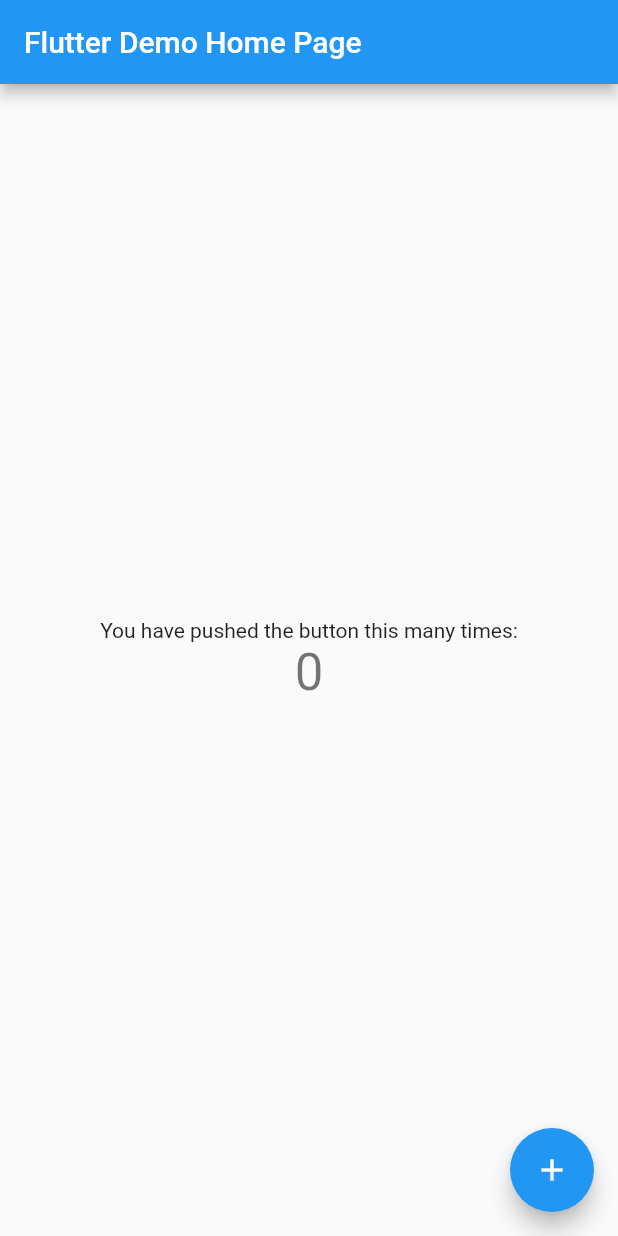
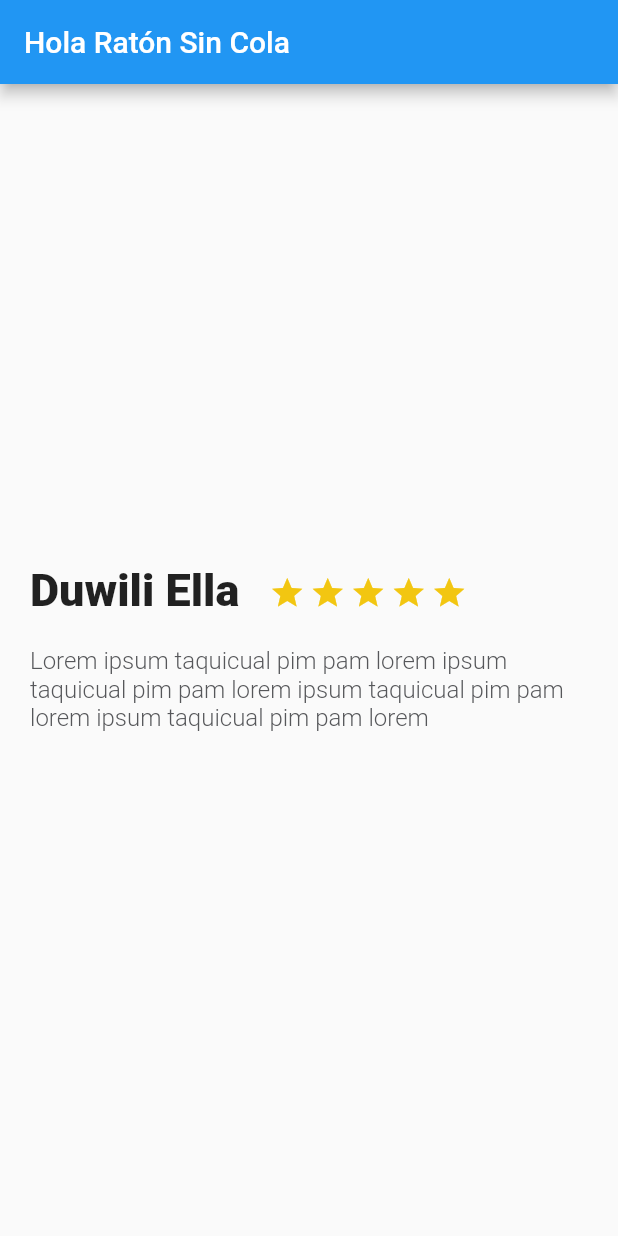
Before and after one commit to juaruiura/Platzi-trips-app, a Flutter app: the screen it shows after launch, on a phone screen of 412 x 824 dp. Run offline on Flutter 3.47's test engine with Material 2 defaults, Android fonts, the phone set to English and light mode, and no system bars.

Commit message:
Few basic widgets developed

```diff
--- /dev/null
+++ b/lib/description_place.dart
@@ -0,0 +1,74 @@
+import 'package:flutter/material.dart';
+
+class DescriptionPlace extends StatelessWidget {
+  @override
+  Widget build(BuildContext context) {
+
+    final star = Container(
+      margin: EdgeInsets.only(
+        top: 323.0,
+        right: 3.0
+      ),
+
+      child: Icon(
+        Icons.star,
+        color: Color(0xFFf2C611)
+      ),
+    );
+
+    final title_stars = Row(
+      children: <Widget>[
+        Container(
+          margin: EdgeInsets.only(
+            top: 320.0,
+            left: 20.0,
+            right: 20.0,
+          ),
+
+          child: Text(
+            "Duwili Ella",
+            style: TextStyle(
+              fontSize: 30.0,
+              fontWeight: FontWeight.w900,
+            ),
+            textAlign: TextAlign.left,
+          ),
+        ),
+        Row(
+          children: <Widget>[
+            star,
+            star,
+            star,
+            star,
+            star,
+          ],
+        ),
+      ],
+    );
+
+    final description = Container(
+      margin: EdgeInsets.only(
+        top: 20.0,
+        right: 20.0,
+        left: 20.0,
+      ),
+
+      child: Text(
+        "Lorem ipsum taquicual pim pam lorem ipsum taquicual pim pam lorem ipsum taquicual pim pam lorem ipsum taquicual pim pam lorem",
+        style: TextStyle(
+          fontSize: 16.0,
+          fontWeight: FontWeight.w300,
+          color: Color(0xFF56575a)
+        ),
+      ),
+    );
+
+    return Column(
+      children: <Widget>[
+        title_stars,
+        description
+      ],
+    );
+  }
+
+}
--- a/lib/main.dart
+++ b/lib/main.dart
@@ -1,8 +1,7 @@
 import 'package:flutter/material.dart';
+import 'description_place.dart';
 
-void main() {
-  runApp(MyApp());
-}
+void main() => runApp(MyApp());
 
 class MyApp extends StatelessWidget {
   // This widget is the root of your application.
@@ -11,107 +10,15 @@ class MyApp extends StatelessWidget {
     return MaterialApp(
       title: 'Flutter Demo',
       theme: ThemeData(
-        // This is the theme of your application.
-        //
-        // Try running your application with "flutter run". You'll see the
-        // application has a blue toolbar. Then, without quitting the app, try
-        // changing the primarySwatch below to Colors.green and then invoke
-        // "hot reload" (press "r" in the console where you ran "flutter run",
-        // or simply save your changes to "hot reload" in a Flutter IDE).
-        // Notice that the counter didn't reset back to zero; the application
-        // is not restarted.
         primarySwatch: Colors.blue,
-        // This makes the visual density adapt to the platform that you run
-        // the app on. For desktop platforms, the controls will be smaller and
-        // closer together (more dense) than on mobile platforms.
         visualDensity: VisualDensity.adaptivePlatformDensity,
       ),
-      home: MyHomePage(title: 'Flutter Demo Home Page'),
+      home: Scaffold(
+        appBar: AppBar(
+          title: Text("Hola Ratón Sin Cola"),
+        ),
+        body: new DescriptionPlace()
+      ),
     );
   }
 }
-
-class MyHomePage extends StatefulWidget {
-  MyHomePage({Key key, this.title}) : super(key: key);
-
-  // This widget is the home page of your application. It is stateful, meaning
-  // that it has a State object (defined below) that contains fields that affect
-  // how it looks.
-
-  // This class is the configuration for the state. It holds the values (in this
-  // case the title) provided by the parent (in this case the App widget) and
-  // used by the build method of the State. Fields in a Widget subclass are
-  // always marked "final".
-
-  final String title;
-
-  @override
-  _MyHomePageState createState() => _MyHomePageState();
-}
-
-class _MyHomePageState extends State<MyHomePage> {
-  int _counter = 0;
-
-  void _incrementCounter() {
-    setState(() {
-      // This call to setState tells the Flutter framework that something has
-      // changed in this State, which causes it to rerun the build method below
-      // so that the display can reflect the updated values. If we changed
-      // _counter without calling setState(), then the build method would not be
-      // called again, and so nothing would appear to happen.
-      _counter++;
-    });
-  }
-
-  @override
-  Widget build(BuildContext context) {
-    // This method is rerun every time setState is called, for instance as done
-    // by the _incrementCounter method above.
-    //
-    // The Flutter framework has been optimized to make rerunning build methods
-    // fast, so that you can just rebuild anything that needs updating rather
-    // than having to individually change instances of widgets.
-    return Scaffold(
-      appBar: AppBar(
-        // Here we take the value from the MyHomePage object that was created by
-        // the App.build method, and use it to set our appbar title.
-        title: Text(widget.title),
-      ),
-      body: Center(
-        // Center is a layout widget. It takes a single child and positions it
-        // in the middle of the parent.
-        child: Column(
-          // Column is also a layout widget. It takes a list of children and
-          // arranges them vertically. By default, it sizes itself to fit its
-          // children horizontally, and tries to be as tall as its parent.
-          //
-          // Invoke "debug painting" (press "p" in the console, choose the
-          // "Toggle Debug Paint" action from the Flutter Inspector in Android
-          // Studio, or the "Toggle Debug Paint" command in Visual Studio Code)
-          // to see the wireframe for each widget.
-          //
-          // Column has various properties to control how it sizes itself and
-          // how it positions its children. Here we use mainAxisAlignment to
-          // center the children vertically; the main axis here is the vertical
-          // axis because Columns are vertical (the cross axis would be
-          // horizontal).
-          mainAxisAlignment: MainAxisAlignment.center,
-          children: <Widget>[
-            Text(
-              'You have pushed the button this many times:',
-            ),
-            Text(
-              '$_counter',
-              style: Theme.of(context).textTheme.headline4,
-            ),
-          ],
-        ),
-      ),
-      floatingActionButton: FloatingActionButton(
-        onPressed: _incrementCounter,
-        tooltip: 'Increment',
-        child: Icon(Icons.add),
-      ), // This trailing comma makes auto-formatting nicer for build methods.
-    );
-  }
-}
--- a/pubspec.yaml
+++ b/pubspec.yaml
@@ -45,7 +45,8 @@ flutter:
   uses-material-design: true
 
   # To add assets to your application, add an assets section, like this:
-  # assets:
+  assets:
+    - assets/img/
   #   - images/a_dot_burr.jpeg
   #   - images/a_dot_ham.jpeg
 
```
Also changed, not shown: assets/img/derp.jpg (added), 1 other file.
